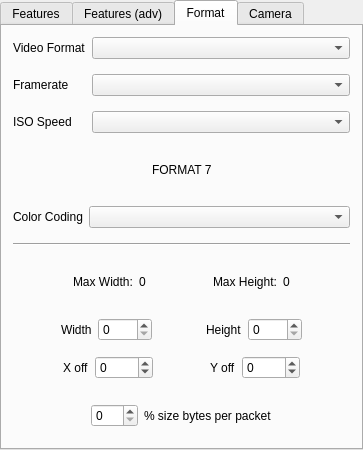
First picture: the form in src/tools/frameGrabberGui2-qt/mainwindow.ui, repository robotology/icub-main, before the edit.
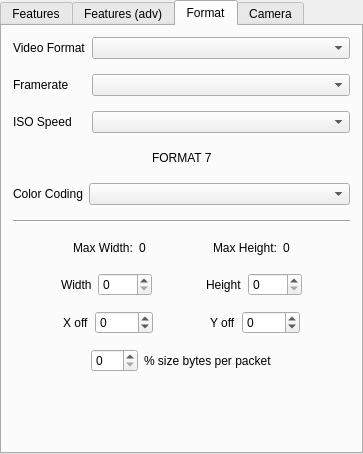
Second picture: the form after the edit. Custom widgets are drawn as their Qt base class.

Commit message: [frameGrabberGui2 QT] Minor fix to ui

Diff of the .ui file:
```diff
--- a/src/tools/frameGrabberGui2-qt/mainwindow.ui
+++ b/src/tools/frameGrabberGui2-qt/mainwindow.ui
@@ -7,7 +7,7 @@
     <x>0</x>
     <y>0</y>
     <width>363</width>
-    <height>450</height>
+    <height>454</height>
    </rect>
   </property>
   <property name="windowTitle">
@@ -619,6 +619,19 @@
           </item>
          </layout>
         </item>
+        <item>
+         <spacer name="verticalSpacer">
+          <property name="orientation">
+           <enum>Qt::Vertical</enum>
+          </property>
+          <property name="sizeHint" stdset="0">
+           <size>
+            <width>20</width>
+            <height>40</height>
+           </size>
+          </property>
+         </spacer>
+        </item>
        </layout>
       </widget>
       <widget class="QWidget" name="tabCamera">
```
